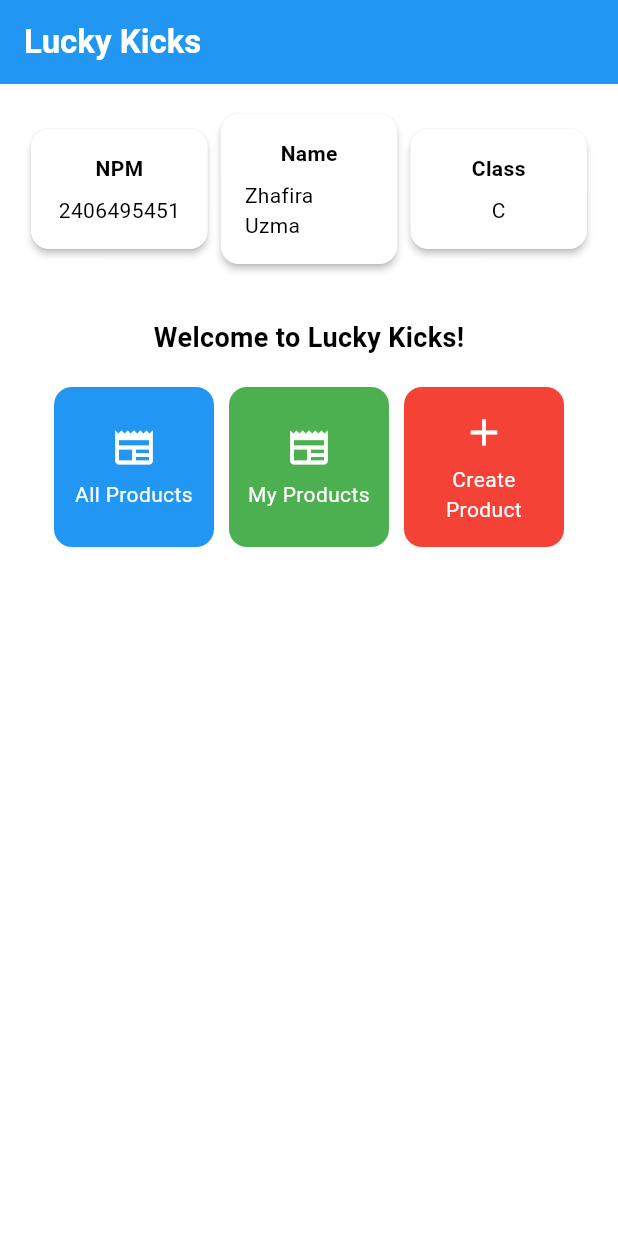
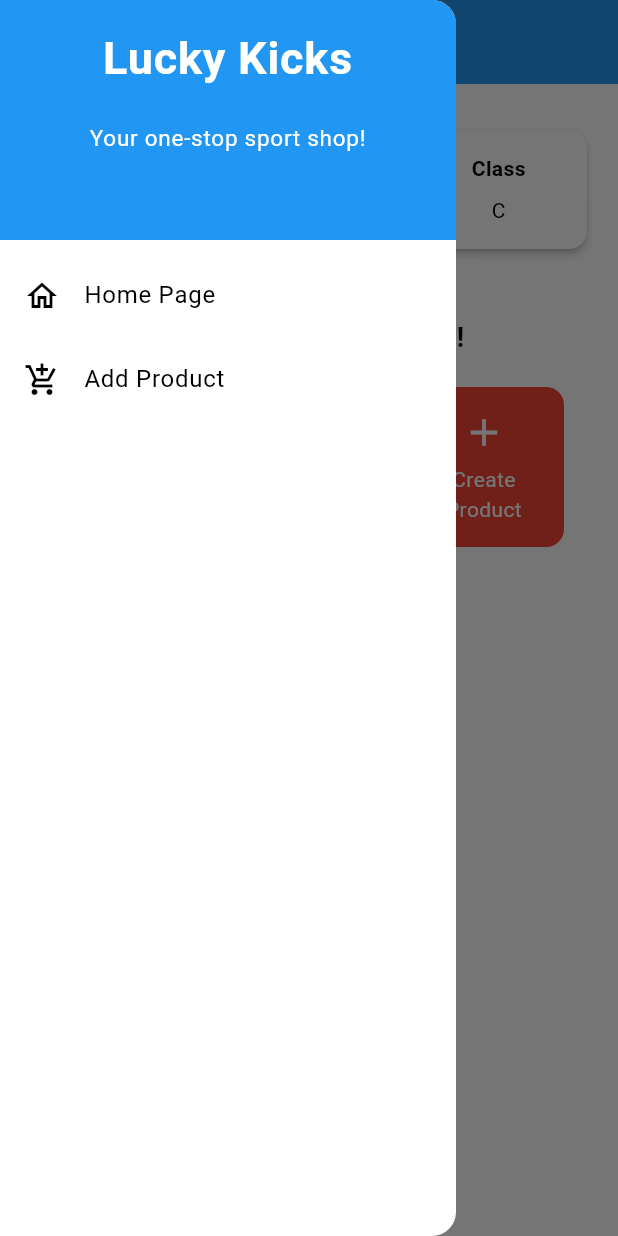
Before and after one commit to ruzzy13/lucky-kicks-mobile, a Flutter app: the screen it shows after launch, with the side drawer open (before the commit the screen has no drawer), on a phone screen of 412 x 824 dp. Run offline on Flutter 3.47's test engine with Material 3 defaults, Android fonts, the light colour scheme and no system bars.

Commit message:
Menyelesaikan TI 8

```diff
--- a/lib/main.dart
+++ b/lib/main.dart
@@ -1,5 +1,5 @@
 import 'package:flutter/material.dart';
-import 'package:lucky_kicks/menu.dart';
+import 'package:lucky_kicks/screens/menu.dart';
 
 void main() {
   runApp(const MyApp());
--- a/lib/menu.dart
+++ /dev/null
@@ -1,193 +0,0 @@
-import 'package:flutter/material.dart';
-
-class MyHomePage extends StatelessWidget {
-  MyHomePage({super.key});
-
-  final String nama = "Zhafira Uzma";
-  final String npm = "2406495451";
-  final String kelas = "C";
-
-  // =======================================================================
-  // PERUBAHAN HANYA DI BAGIAN INI
-  // =======================================================================
-  final List<ItemHomepage> items = [
-    // 1. All Products: Tetap menggunakan Icons.newspaper
-    ItemHomepage("All Products", Icons.newspaper, Colors.blue),
-
-    // 2. My Products: Ikonnya disamakan dengan All Products (Icons.newspaper)
-    ItemHomepage("My Products", Icons.newspaper, Colors.green),
-
-    // 3. Create Product: Ikonnya diubah menjadi ikon My Products sebelumnya (Icons.add)
-    ItemHomepage("Create Product", Icons.add, Colors.red),
-  ];
-  // =======================================================================
-  // TIDAK ADA PERUBAHAN PADA KODE DI BAWAH INI
-  // =======================================================================
-
-  @override
-  Widget build(BuildContext context) {
-    // Scaffold menyediakan struktur dasar halaman dengan AppBar dan body.
-    return Scaffold(
-      // AppBar adalah bagian atas halaman yang menampilkan judul.
-      appBar: AppBar(
-        // Judul aplikasi "Football News" dengan teks putih dan tebal.
-        title: const Text(
-          'Lucky Kicks',
-          style: TextStyle(color: Colors.white, fontWeight: FontWeight.bold),
-        ),
-        // Warna latar belakang AppBar diambil dari skema warna tema aplikasi.
-        backgroundColor: Theme.of(context).colorScheme.primary,
-      ),
-      // Body halaman dengan padding di sekelilingnya.
-      body: Padding(
-        padding: const EdgeInsets.all(16.0),
-        // Menyusun widget secara vertikal dalam sebuah kolom.
-        child: Column(
-          crossAxisAlignment: CrossAxisAlignment.center,
-          children: [
-            // Row untuk menampilkan 3 InfoCard secara horizontal.
-            Row(
-              mainAxisAlignment: MainAxisAlignment.spaceEvenly,
-              children: [
-                InfoCard(title: 'NPM', content: npm),
-                InfoCard(title: 'Name', content: nama),
-                InfoCard(title: 'Class', content: kelas),
-              ],
-            ),
-
-            // Memberikan jarak vertikal 16 unit.
-            const SizedBox(height: 16.0),
-
-            // Menempatkan widget berikutnya di tengah halaman.
-            Center(
-              child: Column(
-                // Menyusun teks dan grid item secara vertikal.
-                children: [
-                  // Menampilkan teks sambutan dengan gaya tebal dan ukuran 18.
-                  const Padding(
-                    padding: EdgeInsets.only(top: 16.0),
-                    child: Text(
-                      'Welcome to Lucky Kicks!',
-                      style: TextStyle(
-                        fontWeight: FontWeight.bold,
-                        fontSize: 18.0,
-                      ),
-                    ),
-                  ),
-
-                  // Grid untuk menampilkan ItemCard dalam bentuk grid 3 kolom.
-                  GridView.count(
-                    primary: true,
-                    padding: const EdgeInsets.all(20),
-                    crossAxisSpacing: 10,
-                    mainAxisSpacing: 10,
-                    crossAxisCount: 3,
-                    // Agar grid menyesuaikan tinggi kontennya.
-                    shrinkWrap: true,
-
-                    // Menampilkan ItemCard untuk setiap item dalam list items.
-                    children: items.map((ItemHomepage item) {
-                      return ItemCard(item);
-                    }).toList(),
-                  ),
-                ],
-              ),
-            ),
-          ],
-        ),
-      ),
-    );
-  }
-}
-
-class InfoCard extends StatelessWidget {
-  // Kartu informasi yang menampilkan title dan content.
-
-  final String title; // Judul kartu.
-  final String content; // Isi kartu.
-
-  const InfoCard({super.key, required this.title, required this.content});
-
-  @override
-  Widget build(BuildContext context) {
-    return Card(
-      // Membuat kotak kartu dengan bayangan dibawahnya.
-      elevation: 2.0,
-      child: Container(
-        // Mengatur ukuran dan jarak di dalam kartu.
-        width:
-            MediaQuery.of(context).size.width /
-            3.5, // menyesuaikan dengan lebar device yang digunakan.
-        padding: const EdgeInsets.all(16.0),
-        // Menyusun title dan content secara vertikal.
-        child: Column(
-          children: [
-            Text(title, style: const TextStyle(fontWeight: FontWeight.bold)),
-            const SizedBox(height: 8.0),
-            Text(content),
-          ],
-        ),
-      ),
-    );
-  }
-}
-
-// Menambahkan property color di class ItemHomepage
-class ItemHomepage {
-  final String name;
-  final IconData icon;
-  final Color color; // <-- DITAMBAHKAN
-
-  ItemHomepage(this.name, this.icon, this.color); // <-- DIPERBARUI
-}
-
-class ItemCard extends StatelessWidget {
-  // Menampilkan kartu dengan ikon dan nama.
-
-  final ItemHomepage item;
-
-  const ItemCard(this.item, {super.key});
-
-  @override
-  Widget build(BuildContext context) {
-    return Material(
-      // Menggunakan warna dari 'item.color'
-      color: item.color, // <-- DIPERBARUI (sebelumnya: Theme.of(context).colorScheme.secondary)
-      // Membuat sudut kartu melengkung.
-      borderRadius: BorderRadius.circular(12),
-
-      child: InkWell(
-        // Aksi ketika kartu ditekan.
-        onTap: () {
-          // Menampilkan pesan SnackBar saat kartu ditekan.
-          ScaffoldMessenger.of(context)
-            ..hideCurrentSnackBar()
-            ..showSnackBar(
-              SnackBar(
-                content: Text("Kamu telah menekan tombol ${item.name}!"),
-              ),
-            );
-        },
-        // Container untuk menyimpan Icon dan Text
-        child: Container(
-          padding: const EdgeInsets.all(8),
-          child: Center(
-            child: Column(
-              // Menyusun ikon dan teks di tengah kartu.
-              mainAxisAlignment: MainAxisAlignment.center,
-              children: [
-                Icon(item.icon, color: Colors.white, size: 30.0),
-                const Padding(padding: EdgeInsets.all(3)),
-                Text(
-                  item.name,
-                  textAlign: TextAlign.center,
-                  style: const TextStyle(color: Colors.white),
-                ),
-              ],
-            ),
-          ),
-        ),
-      ),
-    );
-  }
-}
--- /dev/null
+++ b/lib/screens/menu.dart
@@ -0,0 +1,108 @@
+import 'package:flutter/material.dart';
+import 'package:lucky_kicks/widgets/left_drawer.dart';
+import 'package:lucky_kicks/widgets/product_card.dart';
+
+class MyHomePage extends StatelessWidget {
+  MyHomePage({super.key});
+
+  final String nama = "Zhafira Uzma";
+  final String npm = "2406495451";
+  final String kelas = "C";
+
+  final List<ItemHomepage> items = [
+    ItemHomepage("All Products", Icons.newspaper, Colors.blue),
+    ItemHomepage("My Products", Icons.newspaper, Colors.green),
+    ItemHomepage("Create Product", Icons.add, Colors.red),
+  ];
+
+  @override
+  Widget build(BuildContext context) {
+    return Scaffold(
+      appBar: AppBar(
+        title: const Text(
+          'Lucky Kicks',
+          style: TextStyle(color: Colors.white, fontWeight: FontWeight.bold),
+        ),
+        backgroundColor: Theme.of(context).colorScheme.primary,
+        foregroundColor: Colors.white,
+      ),
+
+      drawer: const LeftDrawer(),
+
+      body: Padding(
+        padding: const EdgeInsets.all(16.0),
+        child: Column(
+          crossAxisAlignment: CrossAxisAlignment.center,
+          children: [
+            Row(
+              mainAxisAlignment: MainAxisAlignment.spaceEvenly,
+              children: [
+                InfoCard(title: 'NPM', content: npm),
+                InfoCard(title: 'Name', content: nama),
+                InfoCard(title: 'Class', content: kelas),
+              ],
+            ),
+
+            const SizedBox(height: 16.0),
+
+            Center(
+              child: Column(
+                children: [
+                  const Padding(
+                    padding: EdgeInsets.only(top: 16.0),
+                    child: Text(
+                      'Welcome to Lucky Kicks!',
+                      style: TextStyle(
+                        fontWeight: FontWeight.bold,
+                        fontSize: 18.0,
+                      ),
+                    ),
+                  ),
+
+                  GridView.count(
+                    primary: true,
+                    padding: const EdgeInsets.all(20),
+                    crossAxisSpacing: 10,
+                    mainAxisSpacing: 10,
+                    crossAxisCount: 3,
+                    shrinkWrap: true,
+                    children: items.map((ItemHomepage item) {
+                      return ItemCard(item);
+                    }).toList(),
+                  ),
+                ],
+              ),
+            ),
+          ],
+        ),
+      ),
+    );
+  }
+}
+
+class InfoCard extends StatelessWidget {
+  final String title;
+  final String content;
+
+  const InfoCard({super.key, required this.title, required this.content});
+
+  @override
+  Widget build(BuildContext context) {
+    return Card(
+      elevation: 2.0,
+      child: Container(
+        width:
+            MediaQuery.of(context).size.width /
+            3.5,
+        padding: const EdgeInsets.all(16.0),
+        child: Column(
+          children: [
+            Text(title, style: const TextStyle(fontWeight: FontWeight.bold)),
+            const SizedBox(height: 8.0),
+            Text(content),
+          ],
+        ),
+      ),
+    );
+  }
+}
--- /dev/null
+++ b/lib/widgets/left_drawer.dart
@@ -0,0 +1,69 @@
+import 'package:flutter/material.dart';
+import 'package:lucky_kicks/screens/menu.dart';
+import 'package:lucky_kicks/screens/productlist_form.dart';
+
+class LeftDrawer extends StatelessWidget {
+  const LeftDrawer({super.key});
+
+  @override
+  Widget build(BuildContext context) {
+    return Drawer(
+      child: ListView(
+        children: [
+          const DrawerHeader(
+            decoration: BoxDecoration(
+              color: Colors.blue,
+            ),
+            child: Column(
+              children: [
+                Text(
+                  'Lucky Kicks',
+                  textAlign: TextAlign.center,
+                  style: TextStyle(
+                    fontSize: 30,
+                    fontWeight: FontWeight.bold,
+                    color: Colors.white,
+                  ),
+                ),
+                Padding(padding: EdgeInsets.all(10)),
+                Text(
+                  "Your one-stop sport shop!",
+                  textAlign: TextAlign.center,
+                  style: TextStyle(
+                    fontSize: 15,
+                    color: Colors.white,
+                    fontWeight: FontWeight.normal,
+                  ),
+                ),
+              ],
+            ),
+          ),
+
+          ListTile(
+            leading: const Icon(Icons.home_outlined),
+            title: const Text('Home Page'),
+            onTap: () {
+              Navigator.pushReplacement(
+                  context,
+                  MaterialPageRoute(
+                    builder: (context) => MyHomePage(),
+                  ));
+            },
+          ),
+          ListTile(
+            leading: const Icon(Icons.add_shopping_cart),
+            title: const Text('Add Product'),
+            onTap: () {
+              Navigator.push(
+                context,
+                MaterialPageRoute(
+                  builder: (context) => const ProductFormPage(),
+                ),
+              );
+            },
+          ),
+        ],
+      ),
+    );
+  }
+}
--- /dev/null
+++ b/lib/widgets/product_card.dart
@@ -0,0 +1,62 @@
+import 'package:flutter/material.dart';
+import 'package:lucky_kicks/screens/productlist_form.dart';
+
+class ItemHomepage {
+  final String name;
+  final IconData icon;
+  final Color color;
+
+  ItemHomepage(this.name, this.icon, this.color);
+}
+
+class ItemCard extends StatelessWidget {
+  final ItemHomepage item;
+
+  const ItemCard(this.item, {super.key});
+
+  @override
+  Widget build(BuildContext context) {
+    return Material(
+      color: item.color,
+      borderRadius: BorderRadius.circular(12),
+      child: InkWell(
+        onTap: () {
+          ScaffoldMessenger.of(context)
+            ..hideCurrentSnackBar()
+            ..showSnackBar(
+              SnackBar(
+                content: Text("you have clicked ${item.name} button!"),
+              ),
+            );
+
+          if (item.name == "Create Product") {
+            Navigator.push(
+              context,
+              MaterialPageRoute(
+                builder: (context) => const ProductFormPage(),
+              ),
+            );
+          }
+
+        },
+        child: Container(
+          padding: const EdgeInsets.all(8),
+          child: Center(
+            child: Column(
+              mainAxisAlignment: MainAxisAlignment.center,
+              children: [
+                Icon(item.icon, color: Colors.white, size: 30.0),
+                const Padding(padding: EdgeInsets.all(3)),
+                Text(
+                  item.name,
+                  textAlign: TextAlign.center,
+                  style: const TextStyle(color: Colors.white),
+                ),
+              ],
+            ),
+          ),
+        ),
+      ),
+    );
+  }
+}
```
Also changed, not shown: lib/screens/productlist_form.dart (added, +290 -0 lines), 1 other file.
